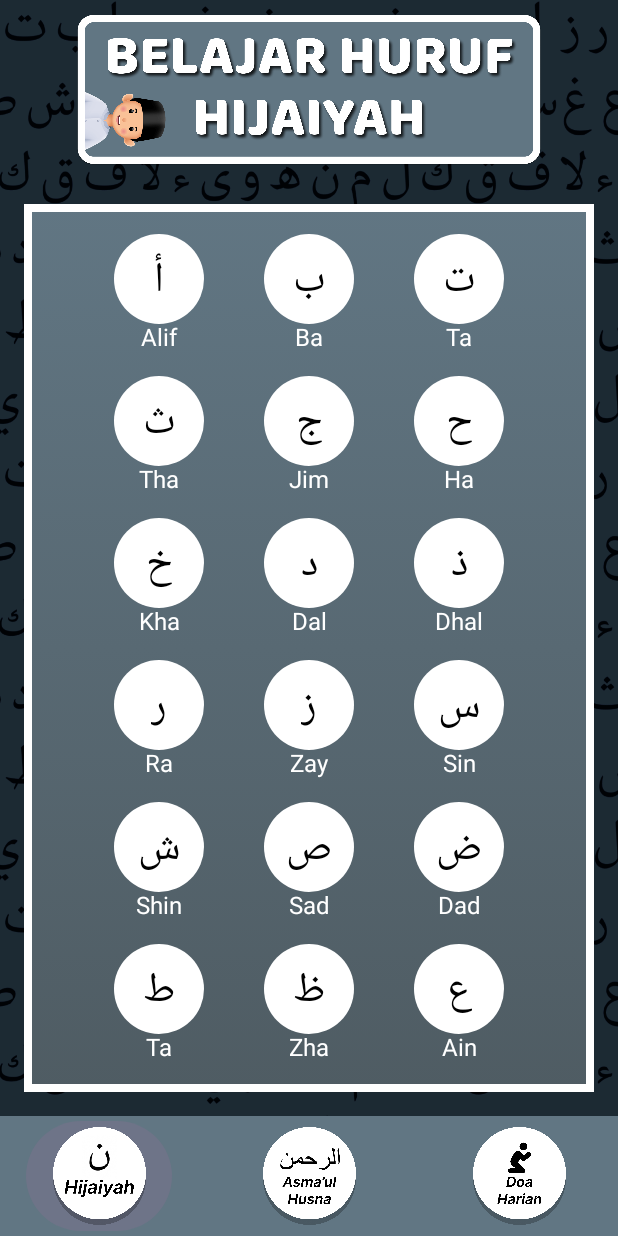
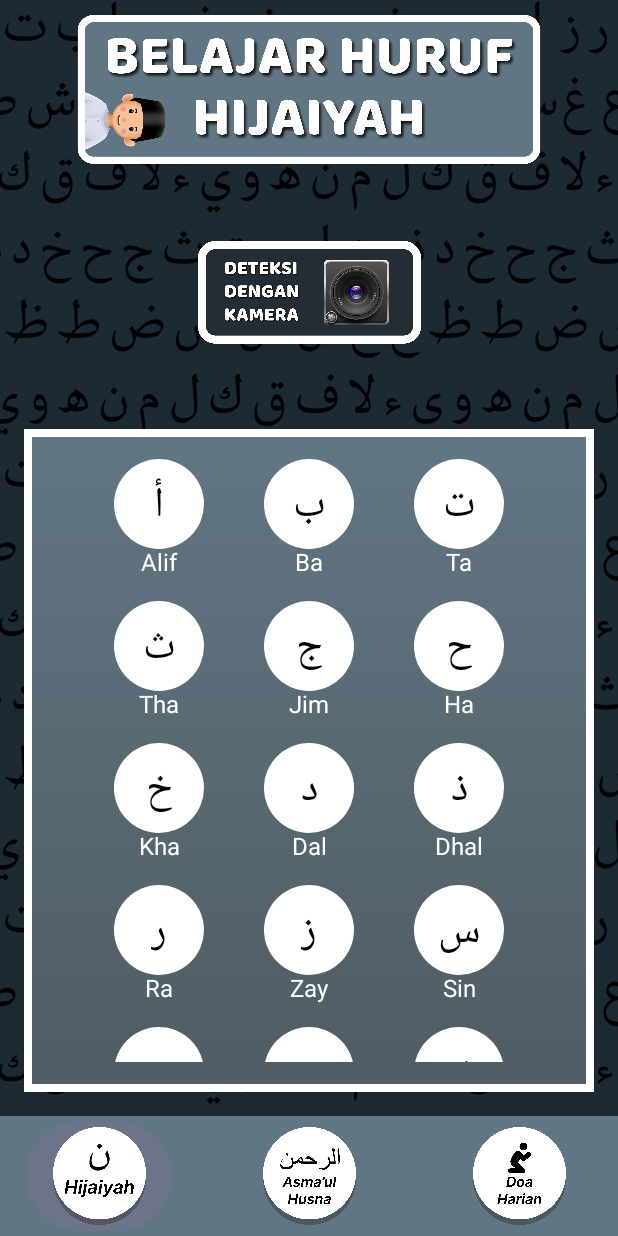
Before and after one commit to heronhoga/hijaiyah, an Android app built with Jetpack Compose: the MainScreen screen opened through its navigation route, on a phone screen of 412 x 824 dp. Run offline under Robolectric (Android 15) with nearby library versions, the light colour scheme and no system bars.

Commit message:
feat:add camera button

```diff
--- a/app/src/main/java/com/ngablak/hijaiyah/ContentActivity.kt
+++ b/app/src/main/java/com/ngablak/hijaiyah/ContentActivity.kt
@@ -103,6 +103,25 @@ fun Banner(imageRes: Int) {
     )
 }
 
+@Composable
+fun CameraButton(onClick: () -> Unit) {
+    Box(
+        modifier = Modifier
+            .fillMaxWidth(),
+        contentAlignment = Alignment.Center
+    ) {
+        Image(
+            painter = painterResource(id = R.drawable.camera_icon),
+            contentDescription = null,
+            modifier = Modifier
+                .size(150.dp)
+                .clickable(
+                    onClick = onClick
+                ),
+            contentScale = ContentScale.Fit
+        )
+    }
+}
 
 @Composable
 fun Content(navController: NavHostController, selectedItem: Int) {
@@ -110,6 +129,11 @@ fun Content(navController: NavHostController, selectedItem: Int) {
         0 -> {
             Column {
                 Banner(imageRes = R.drawable.banner_hijaiyah)
+                CameraButton(
+                    onClick = {
+                        println("Camera button clicked!")
+                    }
+                )
                 HijaiyahContent(
                     items = listOf(
                         "أ" to "Alif", "ب" to "Ba", "ت" to "Ta", "ث" to "Tha", "ج" to "Jim", "ح" to "Ha", "خ" to "Kha", "د" to "Dal", "ذ" to "Dhal",
```
Also changed, not shown: app/src/main/res/drawable/camera_icon.png (added).
